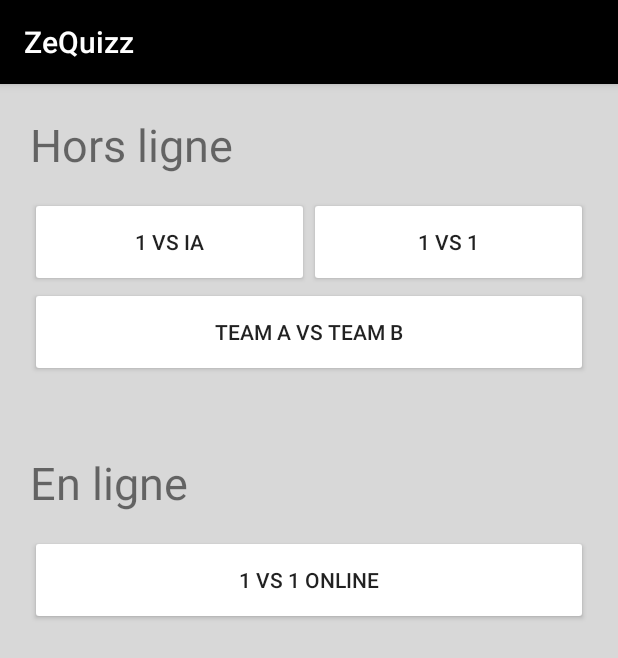
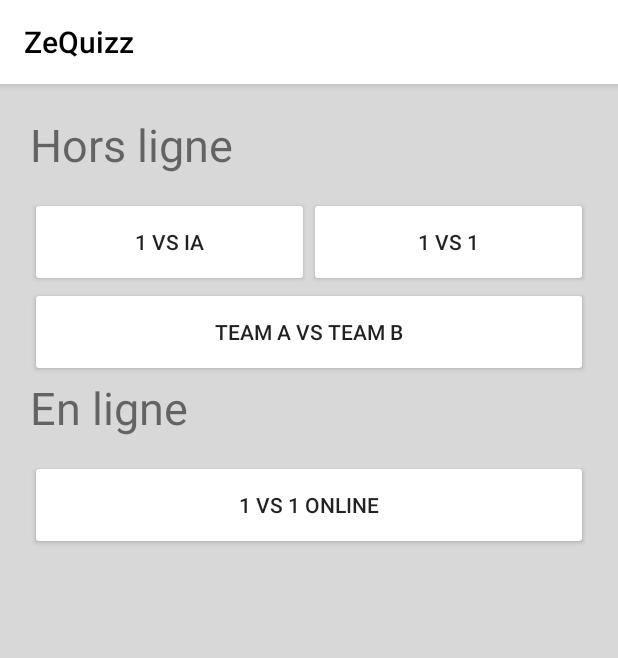
Before and after one commit to Garinlu/Polytech-2017-5A-garin_delacomble, an Android app: the screen it shows after launch (MainActivity), on a phone screen of 412 x 824 dp. Shown: the top 658 px of the screen. Run offline under Robolectric (Android 15) with nearby library versions, the phone set to English and light mode, and no system bars.

Commit message:
add first fragment

```diff
--- a/app/src/main/java/com/example/lucas/tppolytech/MainActivity.java
+++ b/app/src/main/java/com/example/lucas/tppolytech/MainActivity.java
@@ -6,8 +6,10 @@ import android.os.Bundle;
 public class MainActivity extends AppCompatActivity {
 
     @Override
-    protected void onCreate(Bundle savedInstanceState) {
+    public void onCreate(Bundle savedInstanceState) {
         super.onCreate(savedInstanceState);
+        //Définissez votre vue, rien de plus. Tout sera pris en charge par le fragment qui affiche les données
         setContentView(R.layout.activity_main);
+        //Retrouver votre fragment en utilisant son identifiant (si besoin)$
     }
 }
--- /dev/null
+++ b/app/src/main/java/com/example/lucas/tppolytech/MainFragment.java
@@ -0,0 +1,17 @@
+package com.example.lucas.tppolytech;
+
+import android.os.Bundle;
+import android.support.v4.app.Fragment;
+import android.view.LayoutInflater;
+import android.view.View;
+import android.view.ViewGroup;
+
+
+public class MainFragment extends Fragment {
+
+    public View onCreateView(LayoutInflater inflater, ViewGroup container,
+                             Bundle savedInstanceState) {
+        // Inflate the layout for this fragment
+        return inflater.inflate(R.layout.my_fragment, container, false);
+    }
+}
--- a/app/src/main/res/layout/activity_main.xml
+++ b/app/src/main/res/layout/activity_main.xml
@@ -61,26 +61,15 @@
 
         </LinearLayout>
 
-        <LinearLayout
-            android:layout_width="match_parent"
-            android:layout_height="wrap_content"
-            android:layout_marginTop="50dp"
-            android:orientation="vertical">
 
-            <TextView
-                android:id="@+id/editText3"
-                android:layout_width="wrap_content"
-                android:layout_height="55dp"
-                android:inputType="textPersonName"
-                android:text="@string/online"
-                android:textSize="30sp" />
+        <fragment
+            android:name="com.example.lucas.tppolytech.MainFragment"
+            android:id="@+id/list"
+            android:layout_width="fill_parent"
+            android:layout_height="fill_parent"
+            android:orientation="horizontal"
+            tools:layout="@layout/my_fragment">
+        </fragment>
 
-            <Button
-                android:id="@+id/button4"
-                android:layout_width="match_parent"
-                android:layout_height="60dp"
-                android:text="1 vs 1 Online" />
-
-        </LinearLayout>
     </LinearLayout>
 </android.support.constraint.ConstraintLayout>
--- /dev/null
+++ b/app/src/main/res/layout/my_fragment.xml
@@ -0,0 +1,19 @@
+<?xml version="1.0" encoding="utf-8"?>
+<LinearLayout xmlns:android="http://schemas.android.com/apk/res/android"
+    android:orientation="vertical" android:layout_width="match_parent"
+    android:layout_height="wrap_content"
+    android:layout_marginTop="50dp">
+        <TextView
+            android:id="@+id/editText3"
+            android:layout_width="wrap_content"
+            android:layout_height="55dp"
+            android:inputType="textPersonName"
+            android:text="@string/online"
+            android:textSize="30sp" />
+
+        <Button
+            android:id="@+id/button4"
+            android:layout_width="match_parent"
+            android:layout_height="60dp"
+            android:text="1 vs 1 Online" />
+</LinearLayout>
--- a/app/src/main/res/values/strings.xml
+++ b/app/src/main/res/values/strings.xml
@@ -1,5 +1,10 @@
 <resources>
-    <string name="app_name">ZeQuizz</string>
+    <string name="app_name" translatable="false">ZeQuizz</string>
     <string name="online">En ligne</string>
     <string name="offline">Hors ligne</string>
+    <string name="team">Equipe</string>
+    <string name="player">Joueur</string>
+    <string name="life">Vie</string>
+    <string name="score">Score</string>
+    <string name="value">Valeur</string>
 </resources>
--- a/app/src/main/res/values/styles.xml
+++ b/app/src/main/res/values/styles.xml
@@ -3,10 +3,20 @@
     <!-- Base application theme. -->
     <style name="AppTheme" parent="Theme.AppCompat.Light.DarkActionBar">
         <!-- Customize your theme here. -->
-        <item name="colorPrimary">@color/colorBlack</item>
+        <item name="colorPrimary">#ffffff</item>
         <item name="colorPrimaryDark">@color/colorBlack</item>
         <item name="colorAccent">@color/colorAccent</item>
         <item name="colorButtonNormal">@color/colorWhite</item>
+        <item name="textColor">@color/colorBlack</item>
+        <item name="actionBarStyle">@style/myActionBar</item>
+    </style>
+
+    <style name="myActionBar" parent="@style/Widget.AppCompat.ActionBar.Solid">
+        <item name="titleTextStyle">@style/myToto</item>
+    </style>
+
+    <style name="myToto" parent="@style/TextAppearance.AppCompat.Widget.ActionBar.Title">
+        <item name="android:textColor">#000</item>
     </style>
 
 </resources>
```
Also changed, not shown: 1 other file.
